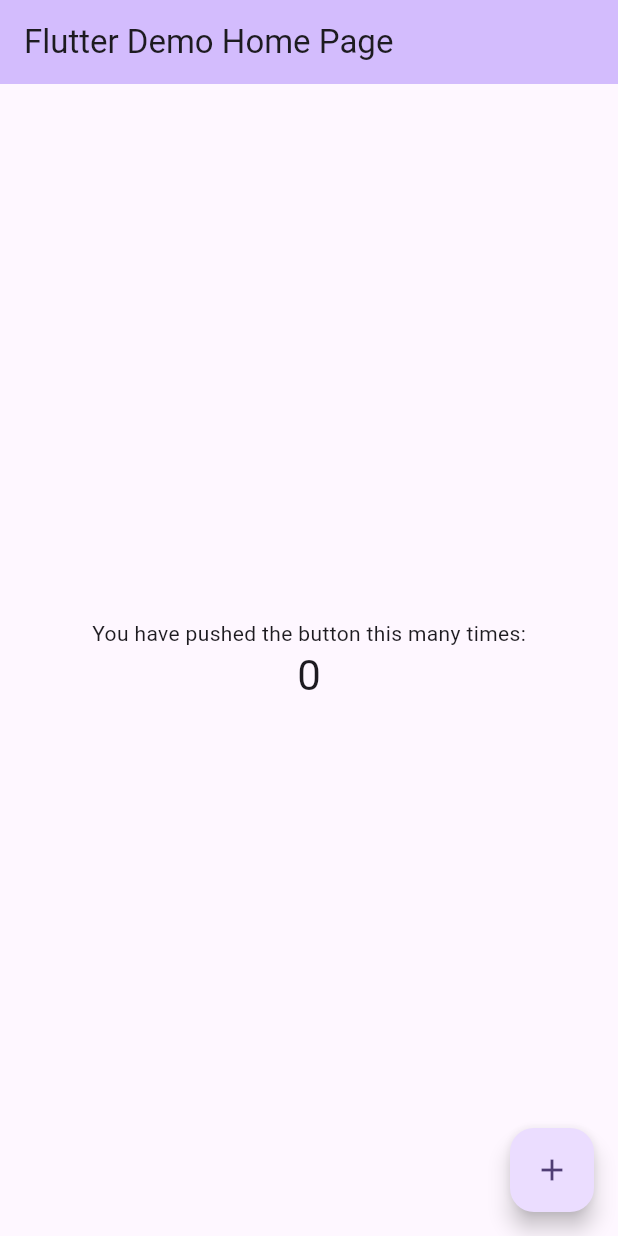
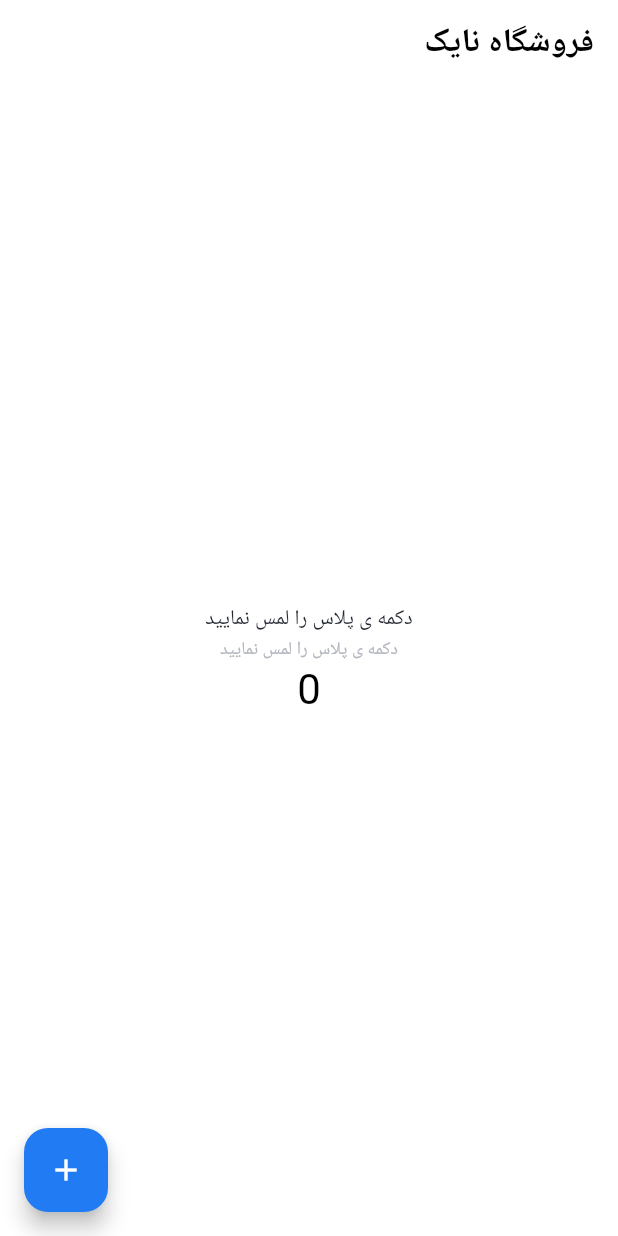
Before and after one commit to pouyahadinejad/nike, a Flutter app: the screen it shows after launch, on a phone screen of 412 x 824 dp. Run offline on Flutter 3.47's test engine with Material 3 defaults, Android fonts, the phone set to English and light mode, and no system bars; Roboto replaces fonts that are missing (IranYekan).

Commit message:
add theme

```diff
--- a/lib/main.dart
+++ b/lib/main.dart
@@ -1,51 +1,45 @@
 import 'package:flutter/material.dart';
+import 'package:nike/theme.dart';
 
 void main() {
   runApp(const MyApp());
 }
 
 class MyApp extends StatelessWidget {
-  const MyApp({super.key});
+  const MyApp({Key? key}) : super(key: key);
 
-  // This widget is the root of your application.
   @override
   Widget build(BuildContext context) {
+    final defaultTextStyle = TextStyle(
+      fontFamily: 'IranYekan',
+      color: LightThemeColors.primaryTextColor,
+    );
     return MaterialApp(
       title: 'Flutter Demo',
       theme: ThemeData(
-        // This is the theme of your application.
-        //
-        // TRY THIS: Try running your application with "flutter run". You'll see
-        // the application has a purple toolbar. Then, without quitting the app,
-        // try changing the seedColor in the colorScheme below to Colors.green
-        // and then invoke "hot reload" (save your changes or press the "hot
-        // reload" button in a Flutter-supported IDE, or press "r" if you used
-        // the command line to start the app).
-        //
-        // Notice that the counter didn't reset back to zero; the application
-        // state is not lost during the reload. To reset the state, use hot
-        // restart instead.
-        //
-        // This works for code too, not just values: Most code changes can be
-        // tested with just a hot reload.
-        colorScheme: .fromSeed(seedColor: Colors.deepPurple),
+        textTheme: TextTheme(
+          bodyMedium: defaultTextStyle,
+          bodySmall: defaultTextStyle.apply(
+            color: LightThemeColors.secondaryTextColor,
+          ),
+          titleLarge: defaultTextStyle.copyWith(fontWeight: FontWeight.bold),
+        ),
+        colorScheme: const ColorScheme.light(
+          primary: LightThemeColors.primaryColor,
+          secondary: LightThemeColors.secondaryColor,
+          onSecondary: Colors.white,
+        ),
       ),
-      home: const MyHomePage(title: 'Flutter Demo Home Page'),
+      home: const Directionality(
+        textDirection: TextDirection.rtl,
+        child: MyHomePage(title: 'فروشگاه نایک'),
+      ),
     );
   }
 }
 
 class MyHomePage extends StatefulWidget {
-  const MyHomePage({super.key, required this.title});
-
-  // This widget is the home page of your application. It is stateful, meaning
-  // that it has a State object (defined below) that contains fields that affect
-  // how it looks.
-
-  // This class is the configuration for the state. It holds the values (in this
-  // case the title) provided by the parent (in this case the App widget) and
-  // used by the build method of the State. Fields in a Widget subclass are
-  // always marked "final".
+  const MyHomePage({Key? key, required this.title}) : super(key: key);
 
   final String title;
 
@@ -58,53 +52,23 @@ class _MyHomePageState extends State<MyHomePage> {
 
   void _incrementCounter() {
     setState(() {
-      // This call to setState tells the Flutter framework that something has
-      // changed in this State, which causes it to rerun the build method below
-      // so that the display can reflect the updated values. If we changed
-      // _counter without calling setState(), then the build method would not be
-      // called again, and so nothing would appear to happen.
       _counter++;
     });
   }
 
   @override
   Widget build(BuildContext context) {
-    // This method is rerun every time setState is called, for instance as done
-    // by the _incrementCounter method above.
-    //
-    // The Flutter framework has been optimized to make rerunning build methods
-    // fast, so that you can just rebuild anything that needs updating rather
-    // than having to individually change instances of widgets.
     return Scaffold(
-      appBar: AppBar(
-        // TRY THIS: Try changing the color here to a specific color (to
-        // Colors.amber, perhaps?) and trigger a hot reload to see the AppBar
-        // change color while the other colors stay the same.
-        backgroundColor: Theme.of(context).colorScheme.inversePrimary,
-        // Here we take the value from the MyHomePage object that was created by
-        // the App.build method, and use it to set our appbar title.
-        title: Text(widget.title),
-      ),
+      appBar: AppBar(title: Text(widget.title)),
       body: Center(
-        // Center is a layout widget. It takes a single child and positions it
-        // in the middle of the parent.
         child: Column(
-          // Column is also a layout widget. It takes a list of children and
-          // arranges them vertically. By default, it sizes itself to fit its
-          // children horizontally, and tries to be as tall as its parent.
-          //
-          // Column has various properties to control how it sizes itself and
-          // how it positions its children. Here we use mainAxisAlignment to
-          // center the children vertically; the main axis here is the vertical
-          // axis because Columns are vertical (the cross axis would be
-          // horizontal).
-          //
-          // TRY THIS: Invoke "debug painting" (choose the "Toggle Debug Paint"
-          // action in the IDE, or press "p" in the console), to see the
-          // wireframe for each widget.
-          mainAxisAlignment: .center,
-          children: [
-            const Text('You have pushed the button this many times:'),
+          mainAxisAlignment: MainAxisAlignment.center,
+          children: <Widget>[
+            const Text('دکمه ی پلاس را لمس نمایید'),
+            Text(
+              'دکمه ی پلاس را لمس نمایید',
+              style: Theme.of(context).textTheme.bodySmall,
+            ),
             Text(
               '$_counter',
               style: Theme.of(context).textTheme.headlineMedium,
@@ -116,7 +80,7 @@ class _MyHomePageState extends State<MyHomePage> {
         onPressed: _incrementCounter,
         tooltip: 'Increment',
         child: const Icon(Icons.add),
-      ),
+      ), // This trailing comma makes auto-formatting nicer for build methods.
     );
   }
 }
--- /dev/null
+++ b/lib/theme.dart
@@ -0,0 +1,8 @@
+import 'dart:ui';
+
+class LightThemeColors {
+  static const primaryColor = Color(0xff217CF3);
+  static const secondaryColor = Color(0xff262A35);
+  static const primaryTextColor = Color(0xff262A35);
+  static const secondaryTextColor = Color(0xffB3B6BE);
+}
```
